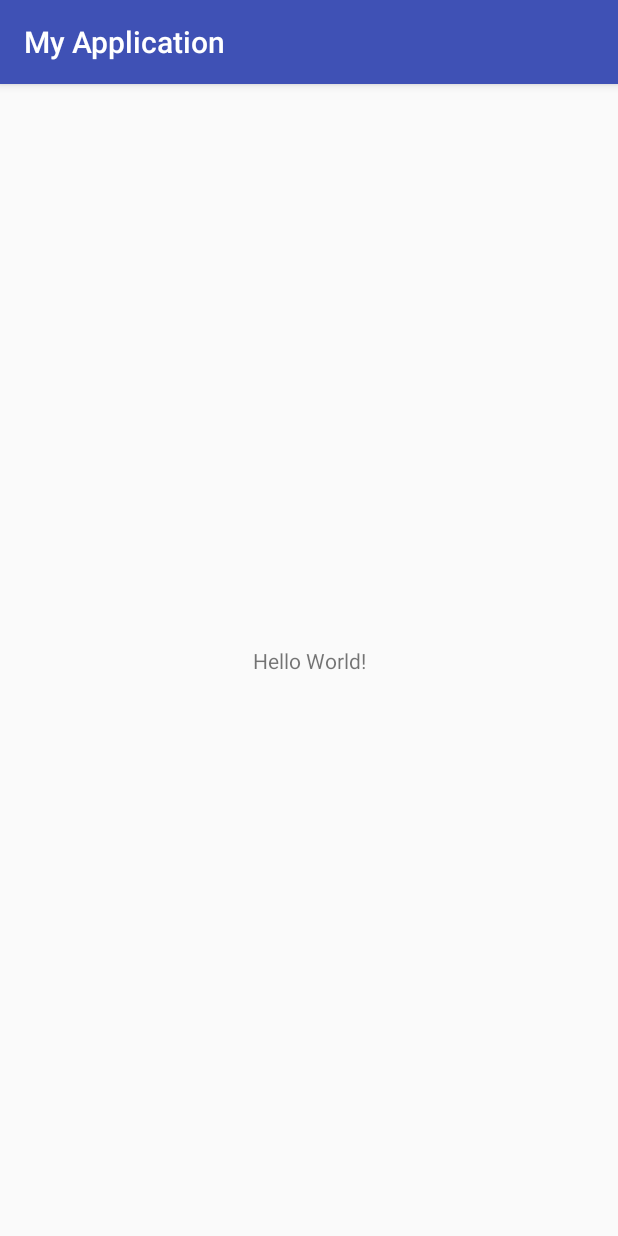
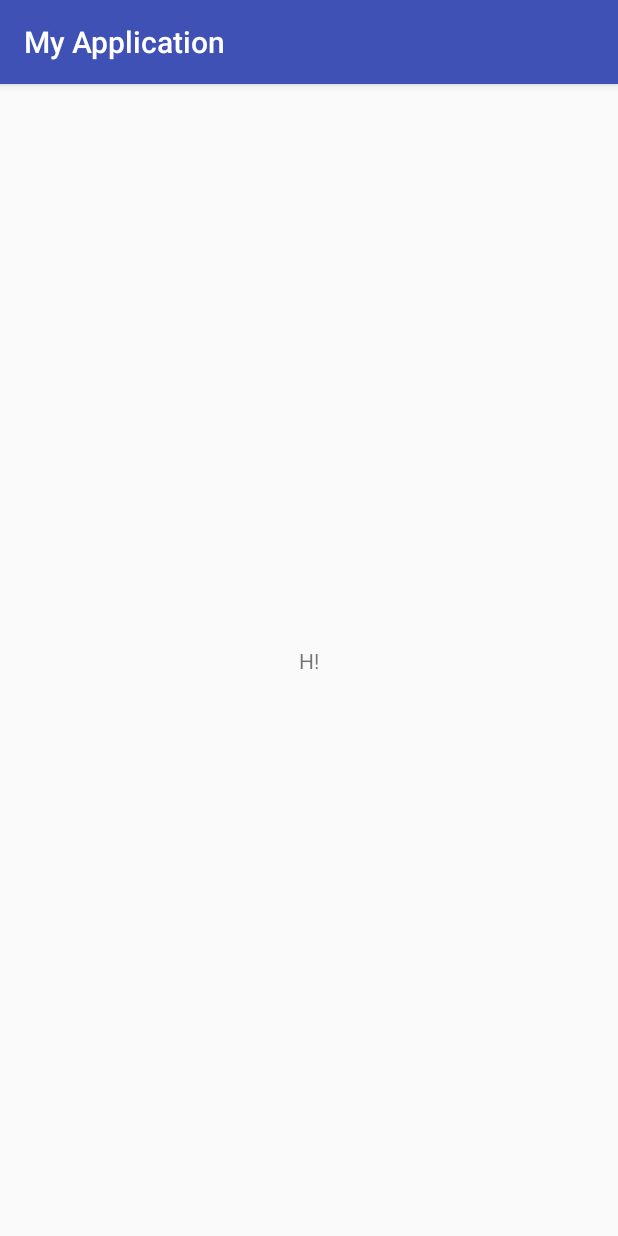
Before and after one commit to fems1888/MyApplication, an Android app: the screen it shows after launch (MainActivity), on a phone screen of 412 x 824 dp. Run offline under Robolectric (Android 15) with nearby library versions, the phone set to English and light mode, and no system bars.

Commit message:
第一次操作

```diff
--- a/app/src/main/res/layout/activity_main.xml
+++ b/app/src/main/res/layout/activity_main.xml
@@ -9,7 +9,7 @@
     <TextView
         android:layout_width="wrap_content"
         android:layout_height="wrap_content"
-        android:text="Hello World!"
+        android:text="H!"
         app:layout_constraintBottom_toBottomOf="parent"
         app:layout_constraintLeft_toLeftOf="parent"
         app:layout_constraintRight_toRightOf="parent"
```
